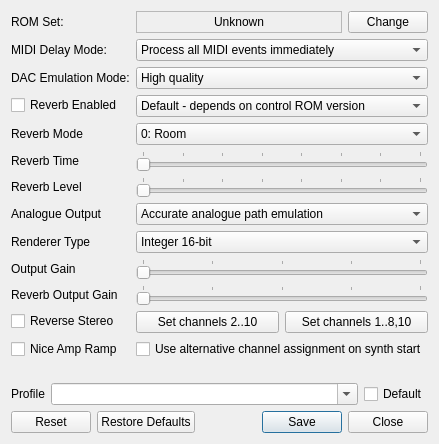
This is mt32emu_qt/src/SynthPropertiesDialog.ui in munt/munt as Qt 5 draws it before an edit. The edited form follows.
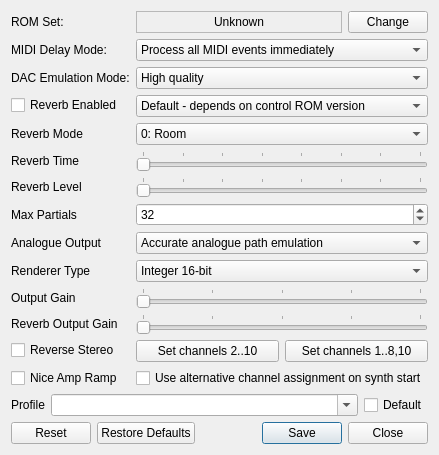
This is the edited form.

Commit message: In mt32emu-qt, added new option "Max Partials" in synth configuration It allows setting the maximum number of partials playing simultaneously.

What changed in the file:
```diff
--- a/mt32emu_qt/src/SynthPropertiesDialog.ui
+++ b/mt32emu_qt/src/SynthPropertiesDialog.ui
@@ -236,13 +236,37 @@
       </widget>
      </item>
      <item row="7" column="0">
+      <widget class="QLabel" name="label_10">
+       <property name="text">
+        <string>Max Partials</string>
+       </property>
+      </widget>
+     </item>
+     <item row="7" column="1">
+      <widget class="QSpinBox" name="maxPartialsSpinBox">
+       <property name="toolTip">
+        <string>The maximum number of partials playing simultaneously.
+Takes effect after reopening the Synth.</string>
+       </property>
+       <property name="minimum">
+        <number>8</number>
+       </property>
+       <property name="maximum">
+        <number>256</number>
+       </property>
+       <property name="value">
+        <number>32</number>
+       </property>
+      </widget>
+     </item>
+     <item row="8" column="0">
       <widget class="QLabel" name="label_8">
        <property name="text">
         <string>Analogue Output</string>
        </property>
       </widget>
      </item>
-     <item row="7" column="1">
+     <item row="8" column="1">
       <widget class="QComboBox" name="analogComboBox">
        <property name="toolTip">
         <string>Methods for emulating the effects of analogue circuits of real hardware units on the output signal.
@@ -266,14 +290,14 @@
        </item>
       </widget>
      </item>
-     <item row="8" column="0">
+     <item row="9" column="0">
       <widget class="QLabel" name="label_9">
        <property name="text">
         <string>Renderer Type</string>
        </property>
       </widget>
      </item>
-     <item row="8" column="1">
+     <item row="9" column="1">
       <widget class="QComboBox" name="rendererTypeComboBox">
        <property name="toolTip">
         <string>Allows selecting between the available types of the wave generator
@@ -303,14 +327,14 @@
        </item>
       </widget>
      </item>
-     <item row="9" column="0">
+     <item row="10" column="0">
       <widget class="QLabel" name="label_5">
        <property name="text">
         <string>Output Gain</string>
        </property>
       </widget>
      </item>
-     <item row="9" column="1">
+     <item row="10" column="1">
       <widget class="QSlider" name="outputGainSlider">
        <property name="maximum">
         <number>400</number>
@@ -326,14 +350,14 @@
        </property>
       </widget>
      </item>
-     <item row="10" column="0">
+     <item row="11" column="0">
       <widget class="QLabel" name="label_6">
        <property name="text">
         <string>Reverb Output Gain</string>
        </property>
       </widget>
      </item>
-     <item row="10" column="1">
+     <item row="11" column="1">
       <widget class="QSlider" name="reverbOutputGainSlider">
        <property name="maximum">
         <number>400</number>
@@ -349,7 +373,7 @@
        </property>
       </widget>
      </item>
-     <item row="11" column="0">
+     <item row="12" column="0">
       <widget class="QCheckBox" name="reverseStereoCheckBox">
        <property name="text">
         <string>Reverse Stereo</string>
@@ -359,7 +383,7 @@
        </property>
       </widget>
      </item>
-     <item row="11" column="1">
+     <item row="12" column="1">
       <layout class="QHBoxLayout" name="horizontalLayout_3">
        <item>
         <widget class="QPushButton" name="assignChannels2_10Button">
@@ -383,7 +407,7 @@
        </item>
       </layout>
      </item>
-     <item row="12" column="0">
+     <item row="13" column="0">
       <widget class="QCheckBox" name="niceAmpRampCheckBox">
        <property name="toolTip">
         <string>Toggles improved emulation of amplitude ramp in sustain phase.
@@ -398,7 +422,7 @@
        </property>
       </widget>
      </item>
-     <item row="12" column="1">
+     <item row="13" column="1">
       <widget class="QCheckBox" name="engageChannel1CheckBox">
        <property name="text">
         <string>Use alternative channel assignment on synth start</string>
```
Left out of the diff: 1 changed line with no effect on the pictures. The commit also changes 7 other files.
